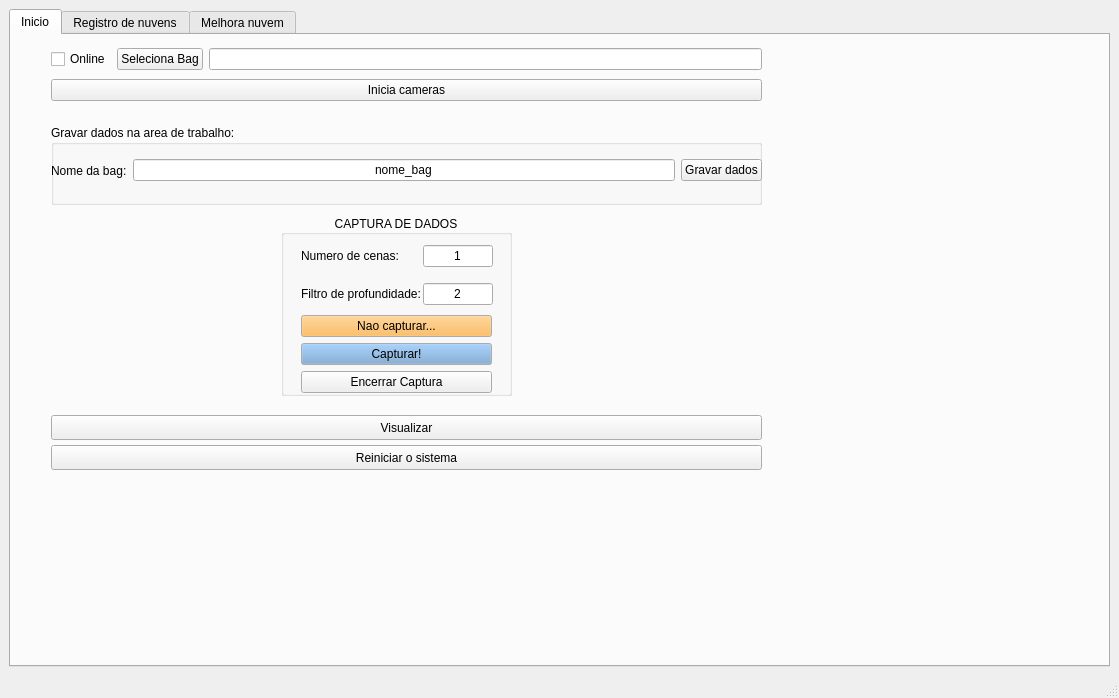
Old version of the form handset_gui/ui/main_window.ui in the repository viniciusvidal2/Cameras_GRIn.
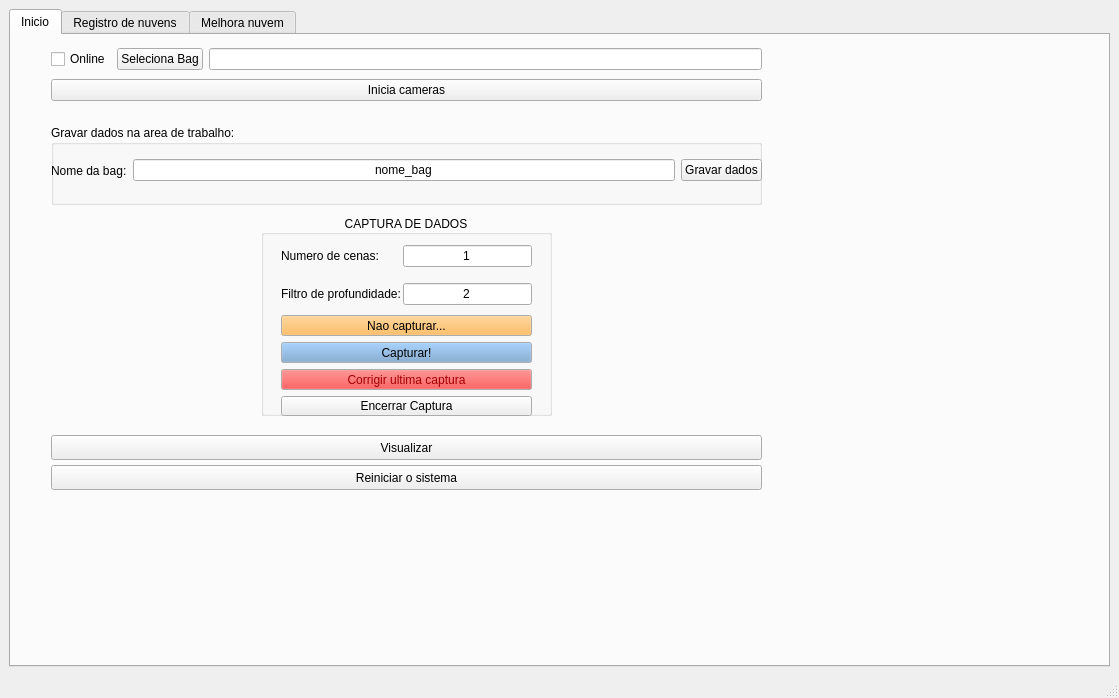
New version of the form. Icons and pictures are not drawn.

Commit message: pequeno erro para corrigir a nuvem

Patch:
```diff
--- a/handset_gui/ui/main_window.ui
+++ b/handset_gui/ui/main_window.ui
@@ -80,10 +80,10 @@
        <widget class="QGroupBox" name="groupBox_captura">
         <property name="geometry">
          <rect>
-          <x>270</x>
+          <x>250</x>
           <y>180</y>
-          <width>231</width>
-          <height>181</height>
+          <width>291</width>
+          <height>201</height>
          </rect>
         </property>
         <property name="title">
@@ -97,7 +97,7 @@
           <rect>
            <x>20</x>
            <y>20</y>
-           <width>192</width>
+           <width>251</width>
            <height>80</height>
           </rect>
          </property>
@@ -155,8 +155,8 @@
           <rect>
            <x>20</x>
            <y>100</y>
-           <width>191</width>
-           <height>80</height>
+           <width>251</width>
+           <height>101</height>
           </rect>
          </property>
          <layout class="QVBoxLayout" name="verticalLayout_2">
@@ -332,6 +332,77 @@
             </property>
            </widget>
           </item>
+          <item>
+           <widget class="QPushButton" name="pushButton_corrigirultimacaptura">
+            <property name="palette">
+             <palette>
+              <active>
+               <colorrole role="Button">
+                <brush brushstyle="SolidPattern">
+                 <color alpha="255">
+                  <red>239</red>
+                  <green>41</green>
+                  <blue>41</blue>
+                 </color>
+                </brush>
+               </colorrole>
+               <colorrole role="ButtonText">
+                <brush brushstyle="SolidPattern">
+                 <color alpha="255">
+                  <red>164</red>
+                  <green>0</green>
+                  <blue>0</blue>
+                 </color>
+                </brush>
+               </colorrole>
+              </active>
+              <inactive>
+               <colorrole role="Button">
+                <brush brushstyle="SolidPattern">
+                 <color alpha="255">
+                  <red>239</red>
+                  <green>41</green>
+                  <blue>41</blue>
+                 </color>
+                </brush>
+               </colorrole>
+               <colorrole role="ButtonText">
+                <brush brushstyle="SolidPattern">
+                 <color alpha="255">
+                  <red>164</red>
+                  <green>0</green>
+                  <blue>0</blue>
+                 </color>
+                </brush>
+               </colorrole>
+              </inactive>
+              <disabled>
+               <colorrole role="Button">
+                <brush brushstyle="SolidPattern">
+                 <color alpha="255">
+                  <red>239</red>
+                  <green>41</green>
+                  <blue>41</blue>
+                 </color>
+                </brush>
+               </colorrole>
+               <colorrole role="ButtonText">
+                <brush brushstyle="SolidPattern">
+                 <color alpha="96">
+                  <red>164</red>
+                  <green>166</green>
+                  <blue>168</blue>
+                 </color>
+                </brush>
+               </colorrole>
+              </disabled>
+             </palette>
+            </property>
+            <property name="text">
+             <string>Corrigir ultima captura</string>
+            </property>
+           </widget>
+          </item>
           <item>
            <widget class="QPushButton" name="pushButton_encerrar">
             <property name="text">
@@ -346,7 +417,7 @@
         <property name="geometry">
          <rect>
           <x>40</x>
-          <y>380</y>
+          <y>400</y>
           <width>711</width>
           <height>25</height>
          </rect>
@@ -359,7 +430,7 @@
         <property name="geometry">
          <rect>
           <x>40</x>
-          <y>410</y>
+          <y>430</y>
           <width>711</width>
           <height>25</height>
          </rect>
```
The commit also changes 7 other files.
